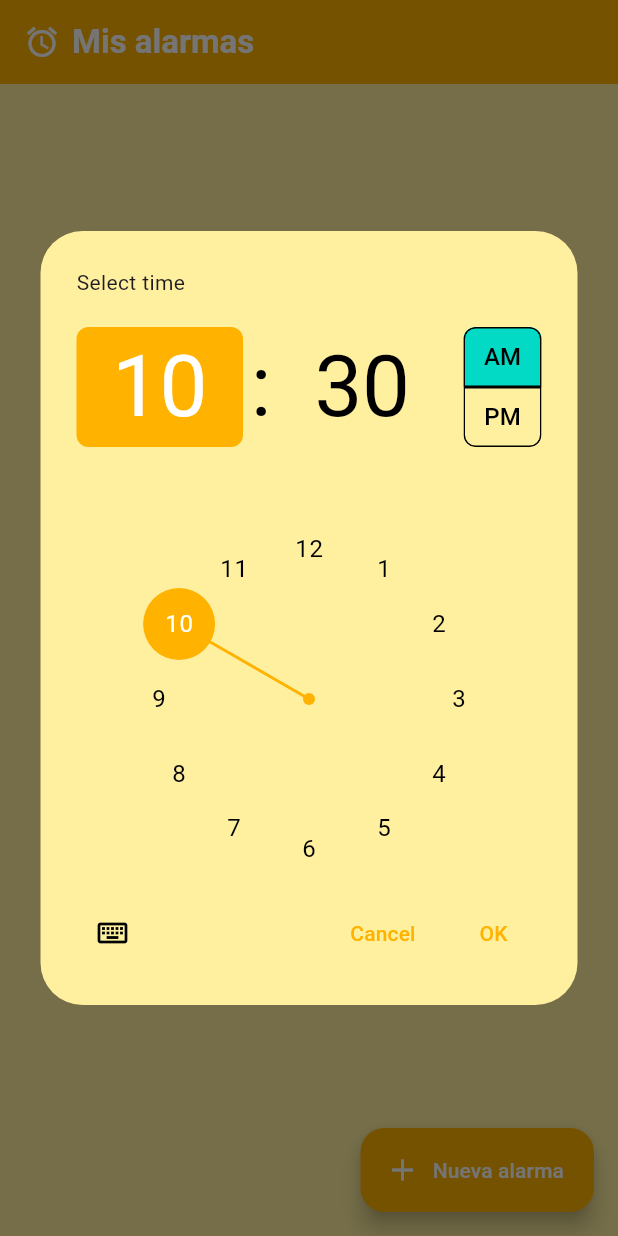
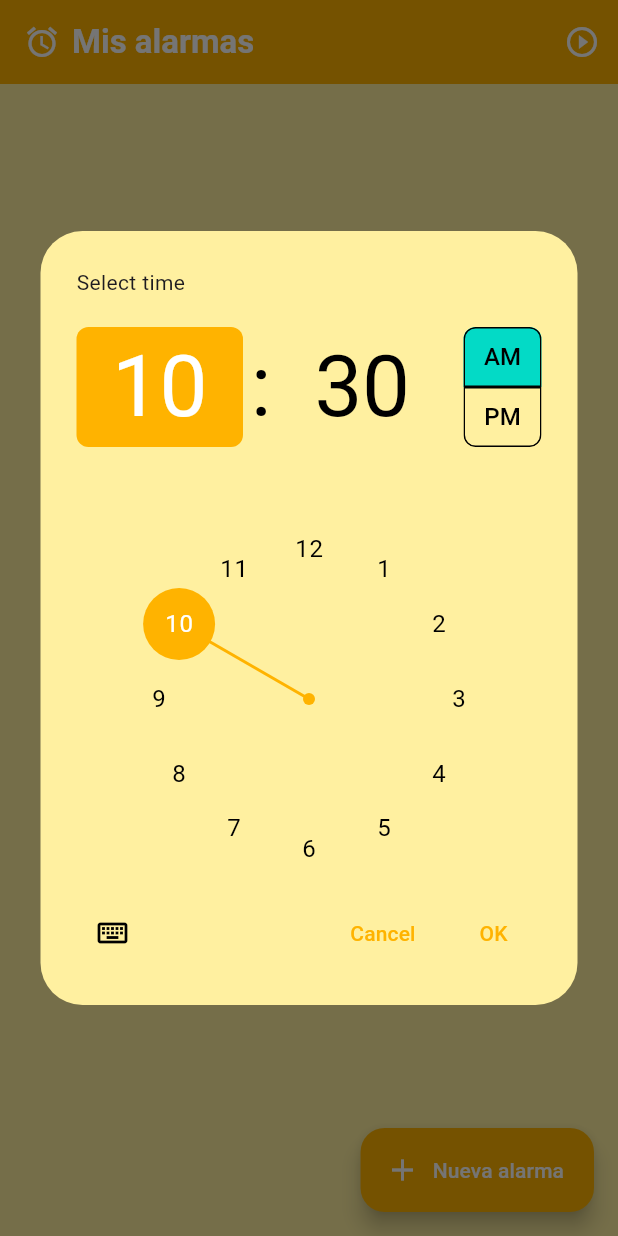
Before and after one commit to Fcktor/alarm_project_app, a Flutter app: the screen it shows after launch, after a tap on "Nueva alarma", on a phone screen of 412 x 824 dp. Run offline on Flutter 3.47's test engine with Material 3 defaults, Android fonts, the phone set to English and light mode, and no system bars; our stand-ins replace flutter_local_notifications, flutter_timezone, image_picker, permission_handler, timezone; missing offline and left inert: google_mlkit_object_detection.

Commit message:
fix: corregir alarmas programadas que no sonaban en segundo plano
- Cambiar AndroidScheduleMode a alarmClock para garantizar disparo incluso en Doze
- Agregar audioAttributesUsage alarm y category alarm para sonar en modo silencioso
- Agregar permisos USE_FULL_SCREEN_INTENT, WAKE_LOCK y REQUEST_IGNORE_BATTERY_OPTIMIZATIONS
- Agregar flutter_timezone para configurar zona horaria local correctamente
- Agregar permission_handler para solicitar exención de optimización de batería
- Mostrar errores de programación en snackbar y tiempo restante hasta la alarma
- Agregar botón de prueba inmediata y banner de permisos faltantes

Co-Authored-By: Claude Sonnet 4.6 <noreply@anthropic.com>

```diff
--- a/lib/screens/home_screen.dart
+++ b/lib/screens/home_screen.dart
@@ -14,8 +14,33 @@ class HomeScreen extends StatefulWidget {
 
 class _HomeScreenState extends State<HomeScreen> {
   final List<TimeOfDay> _alarms = [];
+  bool _notifOk = true;
+  bool _exactOk = true;
+  bool _batteryOk = true;
+
+  @override
+  void initState() {
+    super.initState();
+    _initPermissions();
+  }
+
+  Future<void> _initPermissions() async {
+    final perms = await NotificationService.requestPermissions();
+    if (mounted) {
+      setState(() {
+        _notifOk = perms.notifications;
+        _exactOk = perms.exactAlarms;
+        _batteryOk = perms.battery;
+      });
+    }
+  }
 
   Future<void> _addAlarm() async {
+    if (!_notifOk || !_exactOk || !_batteryOk) {
+      await _initPermissions();
+      return;
+    }
+
     final picked = await showTimePicker(
       context: context,
       initialTime: TimeOfDay.now(),
@@ -32,21 +57,59 @@ class _HomeScreenState extends State<HomeScreen> {
     );
     if (picked == null || !mounted) return;
 
-    final formattedTime = picked.format(context);
-
     final now = DateTime.now();
     var alarmTime =
         DateTime(now.year, now.month, now.day, picked.hour, picked.minute);
     if (alarmTime.isBefore(now)) alarmTime = alarmTime.add(const Duration(days: 1));
 
-    await NotificationService.scheduleAlarm(alarmTime.difference(now));
+    final error = await NotificationService.scheduleAlarm(alarmTime.difference(now));
 
     if (!mounted) return;
-    setState(() => _alarms.add(picked));
+    if (error != null) {
       ScaffoldMessenger.of(context).showSnackBar(
         SnackBar(
-        content: Text('Alarma programada para las $formattedTime'),
+          content: Text('Error al programar alarma: $error'),
+          backgroundColor: Colors.red,
+          duration: const Duration(seconds: 6),
+        ),
+      );
+      return;
+    }
+    setState(() => _alarms.add(picked));
+
+    // Calcula cuántos minutos faltan para confirmar al usuario
+    final diff = alarmTime.difference(now);
+    final mins = diff.inMinutes;
+    final label = mins < 60
+        ? 'en $mins min'
+        : 'en ${diff.inHours}h ${mins % 60}min';
+
+    ScaffoldMessenger.of(context).showSnackBar(
+      SnackBar(
+        content: Text(
+            'Alarma a las ${picked.format(context)} ($label)'),
         backgroundColor: kAlarmGold,
+        duration: const Duration(seconds: 4),
+      ),
+    );
+  }
+
+  Future<void> _testNow() async {
+    if (!_notifOk) {
+      ScaffoldMessenger.of(context).showSnackBar(
+        const SnackBar(
+          content: Text('Permiso de notificaciones no concedido. Actívalo en Ajustes.'),
+          backgroundColor: Colors.red,
+        ),
+      );
+      return;
+    }
+    await NotificationService.showAlarm();
+    if (!mounted) return;
+    ScaffoldMessenger.of(context).showSnackBar(
+      const SnackBar(
+        content: Text('¡Notificación enviada! Revisa el panel de notificaciones.'),
+        backgroundColor: Colors.green,
       ),
     );
   }
@@ -64,26 +127,57 @@ class _HomeScreenState extends State<HomeScreen> {
             SizedBox(width: 8),
             Text(
               'Mis alarmas',
-              style: TextStyle(
-                color: Colors.white,
-                fontWeight: FontWeight.bold,
-              ),
+              style: TextStyle(color: Colors.white, fontWeight: FontWeight.bold),
             ),
           ],
         ),
+        actions: [
+          IconButton(
+            icon: const Icon(Icons.play_circle_outline, color: Colors.white),
+            tooltip: 'Probar ahora',
+            onPressed: _testNow,
           ),
-      body: _alarms.isEmpty
+        ],
+      ),
+      body: Column(
+        children: [
+          if (!_notifOk || !_exactOk || !_batteryOk)
+            _PermissionBanner(
+              notifOk: _notifOk,
+              exactOk: _exactOk,
+              batteryOk: _batteryOk,
+              onTap: _initPermissions,
+            ),
+          Expanded(
+            child: _alarms.isEmpty
                 ? Center(
                     child: Column(
                       mainAxisSize: MainAxisSize.min,
                       children: [
-                  Icon(Icons.alarm_off, size: 80, color: kAlarmGold.withOpacity(0.4)),
+                        Icon(
+                          Icons.alarm_off,
+                          size: 80,
+                          color: kAlarmGold.withValues(alpha: 0.4),
+                        ),
                         const SizedBox(height: 16),
                         Text(
                           'No hay alarmas programadas',
                           style: TextStyle(
                             fontSize: 16,
-                      color: kDark.withOpacity(0.5),
+                            color: kDark.withValues(alpha: 0.5),
+                          ),
+                        ),
+                        const SizedBox(height: 24),
+                        OutlinedButton.icon(
+                          onPressed: _testNow,
+                          icon: const Icon(Icons.notifications_active,
+                              color: kAlarmGold),
+                          label: const Text(
+                            'Probar notificación ahora',
+                            style: TextStyle(color: kAlarmGold),
+                          ),
+                          style: OutlinedButton.styleFrom(
+                            side: const BorderSide(color: kAlarmGold),
                           ),
                         ),
                       ],
@@ -92,7 +186,7 @@ class _HomeScreenState extends State<HomeScreen> {
                 : ListView.separated(
                     padding: const EdgeInsets.all(16),
                     itemCount: _alarms.length,
-              separatorBuilder: (_, __) => const SizedBox(height: 10),
+                    separatorBuilder: (_, _) => const SizedBox(height: 10),
                     itemBuilder: (context, index) {
                       final alarm = _alarms[index];
                       return Container(
@@ -101,15 +195,15 @@ class _HomeScreenState extends State<HomeScreen> {
                           borderRadius: BorderRadius.circular(16),
                           boxShadow: [
                             BoxShadow(
-                        color: kAlarmGold.withOpacity(0.15),
+                              color: kAlarmGold.withValues(alpha: 0.15),
                               blurRadius: 8,
                               offset: const Offset(0, 3),
                             ),
                           ],
                         ),
                         child: ListTile(
-                    contentPadding:
-                        const EdgeInsets.symmetric(horizontal: 20, vertical: 4),
+                          contentPadding: const EdgeInsets.symmetric(
+                              horizontal: 20, vertical: 4),
                           leading: Container(
                             width: 44,
                             height: 44,
@@ -117,7 +211,8 @@ class _HomeScreenState extends State<HomeScreen> {
                               color: kAlarmGold,
                               shape: BoxShape.circle,
                             ),
-                      child: const Icon(Icons.alarm, color: Colors.white, size: 24),
+                            child: const Icon(Icons.alarm,
+                                color: Colors.white, size: 24),
                           ),
                           title: Text(
                             alarm.format(context),
@@ -128,12 +223,17 @@ class _HomeScreenState extends State<HomeScreen> {
                             ),
                           ),
                           trailing: IconButton(
-                      icon: const Icon(Icons.delete_outline, color: Colors.red),
-                      onPressed: () => setState(() => _alarms.removeAt(index)),
+                            icon: const Icon(Icons.delete_outline,
+                                color: Colors.red),
+                            onPressed: () =>
+                                setState(() => _alarms.removeAt(index)),
                           ),
                         ),
                       );
                     },
+                  ),
+          ),
+        ],
       ),
       floatingActionButton: FloatingActionButton.extended(
         onPressed: _addAlarm,
@@ -144,3 +244,55 @@ class _HomeScreenState extends State<HomeScreen> {
     );
   }
 }
+
+class _PermissionBanner extends StatelessWidget {
+  final bool notifOk;
+  final bool exactOk;
+  final bool batteryOk;
+  final VoidCallback onTap;
+
+  const _PermissionBanner({
+    required this.notifOk,
+    required this.exactOk,
+    required this.batteryOk,
+    required this.onTap,
+  });
+
+  @override
+  Widget build(BuildContext context) {
+    final msg = !notifOk
+        ? 'Permiso de notificaciones requerido'
+        : !exactOk
+            ? 'Permiso de alarmas exactas requerido (Ajustes → Alarmas y recordatorios)'
+            : 'Optimización de batería activa — la alarma puede no sonar. Toca para desactivarla.';
+
+    return GestureDetector(
+      onTap: onTap,
+      child: Container(
+        width: double.infinity,
+        color: Colors.red.shade700,
+        padding: const EdgeInsets.symmetric(horizontal: 16, vertical: 10),
+        child: Row(
+          children: [
+            const Icon(Icons.warning_amber_rounded, color: Colors.white, size: 20),
+            const SizedBox(width: 8),
+            Expanded(
+              child: Text(
+                msg,
+                style: const TextStyle(color: Colors.white, fontSize: 13),
+              ),
+            ),
+            const Text(
+              'Conceder',
+              style: TextStyle(
+                color: Colors.white,
+                fontWeight: FontWeight.bold,
+                fontSize: 13,
+              ),
+            ),
+          ],
+        ),
+      ),
+    );
+  }
+}
--- a/lib/services/notification_service.dart
+++ b/lib/services/notification_service.dart
@@ -1,5 +1,7 @@
 import 'package:flutter/foundation.dart';
 import 'package:flutter_local_notifications/flutter_local_notifications.dart';
+import 'package:flutter_timezone/flutter_timezone.dart';
+import 'package:permission_handler/permission_handler.dart';
 import 'package:timezone/timezone.dart' as tz;
 import 'package:timezone/data/latest.dart' as tz_data;
 
@@ -8,16 +10,20 @@ class NotificationService {
   static VoidCallback? _onNotificationTap;
   static int _nextId = 0;
 
+  static AndroidFlutterLocalNotificationsPlugin? get _android =>
+      _notifications.resolvePlatformSpecificImplementation<
+          AndroidFlutterLocalNotificationsPlugin>();
+
   static Future init({VoidCallback? onNotificationTap}) async {
     _onNotificationTap = onNotificationTap;
     tz_data.initializeTimeZones();
 
-    const android = AndroidInitializationSettings('@mipmap/ic_launcher');
-    const linux = LinuxInitializationSettings(defaultActionName: 'Open notification');
+    final timezoneInfo = await FlutterTimezone.getLocalTimezone();
+    tz.setLocalLocation(tz.getLocation(timezoneInfo.identifier));
 
     const settings = InitializationSettings(
-      android: android,
-      linux: linux,
+      android: AndroidInitializationSettings('@mipmap/ic_launcher'),
+      linux: LinuxInitializationSettings(defaultActionName: 'Open'),
     );
 
     await _notifications.initialize(
@@ -28,63 +34,87 @@ class NotificationService {
     );
   }
 
-  static Future showAlarm() async {
-    const androidDetails = AndroidNotificationDetails(
-      'alarm_channel',
-      'Alarm',
+  /// Solicita todos los permisos necesarios. Retorna el estado de cada uno.
+  static Future<({bool notifications, bool exactAlarms, bool battery})>
+      requestPermissions() async {
+    final notifGranted =
+        await _android?.requestNotificationsPermission() ?? true;
+    final exactGranted =
+        await _android?.requestExactAlarmsPermission() ?? true;
+
+    // Pide excluir la app de optimización de batería (crítico para alarmas)
+    final batteryStatus =
+        await Permission.ignoreBatteryOptimizations.request();
+
+    return (
+      notifications: notifGranted,
+      exactAlarms: exactGranted,
+      battery: batteryStatus.isGranted,
+    );
+  }
+
+  static Future<({bool notifications, bool exactAlarms, bool battery})>
+      checkPermissions() async {
+    final notifOk = await _android?.areNotificationsEnabled() ?? true;
+    final exactOk = await _android?.canScheduleExactNotifications() ?? true;
+    final batteryOk = await Permission.ignoreBatteryOptimizations.status;
+
+    return (
+      notifications: notifOk,
+      exactAlarms: exactOk,
+      battery: batteryOk.isGranted,
+    );
+  }
+
+  static AndroidNotificationDetails _alarmDetails() {
+    return const AndroidNotificationDetails(
+      'alarm_channel_v2',
+      'Alarmas',
+      channelDescription: 'Canal para alarmas',
       importance: Importance.max,
-      priority: Priority.high,
+      priority: Priority.max,
       fullScreenIntent: true,
       playSound: true,
       enableVibration: true,
-    );
-
-    const linuxDetails = LinuxNotificationDetails(
-      defaultActionName: 'Open notification',
-    );
-
-    const details = NotificationDetails(
-      android: androidDetails,
-      linux: linuxDetails,
-    );
-
-    await _notifications.show(
-      _nextId++,
-      '⏰ Alarm!',
-      'Wake up and complete your task',
-      details,
+      audioAttributesUsage: AudioAttributesUsage.alarm,
+      category: AndroidNotificationCategory.alarm,
+      visibility: NotificationVisibility.public,
     );
   }
 
-  static Future scheduleAlarm(Duration fromNow) async {
+  static Future showAlarm() async {
+    await _notifications.show(
+      _nextId++,
+      '⏰ ¡Alarma!',
+      'Toca para apagar la alarma',
+      NotificationDetails(
+        android: _alarmDetails(),
+        linux: const LinuxNotificationDetails(defaultActionName: 'Open'),
+      ),
+    );
+  }
+
+  /// Devuelve null si se programó OK, o un mensaje de error si falló.
+  static Future<String?> scheduleAlarm(Duration fromNow) async {
+    try {
       final scheduledTime = tz.TZDateTime.now(tz.local).add(fromNow);
-
-    const androidDetails = AndroidNotificationDetails(
-      'alarm_channel',
-      'Alarm',
-      importance: Importance.max,
-      priority: Priority.high,
-      fullScreenIntent: true,
-      playSound: true,
-      enableVibration: true,
-    );
-    const linuxDetails = LinuxNotificationDetails(
-      defaultActionName: 'Open notification',
-    );
-    const details = NotificationDetails(
-      android: androidDetails,
-      linux: linuxDetails,
-    );
 
       await _notifications.zonedSchedule(
         _nextId++,
-      '⏰ Alarm!',
-      'Wake up and complete your task',
+        '⏰ ¡Alarma!',
+        'Toca para apagar la alarma',
         scheduledTime,
-      details,
-      androidScheduleMode: AndroidScheduleMode.exactAllowWhileIdle,
+        NotificationDetails(
+          android: _alarmDetails(),
+          linux: const LinuxNotificationDetails(defaultActionName: 'Open'),
+        ),
+        androidScheduleMode: AndroidScheduleMode.alarmClock,
         uiLocalNotificationDateInterpretation:
             UILocalNotificationDateInterpretation.absoluteTime,
       );
+      return null;
+    } catch (e) {
+      return e.toString();
     }
   }
+}
--- a/pubspec.yaml
+++ b/pubspec.yaml
@@ -32,6 +32,8 @@ dependencies:
     sdk: flutter
   flutter_local_notifications: ^17.0.0
   timezone: ^0.9.0
+  flutter_timezone: ^5.0.0
+  permission_handler: ^11.3.0
   image_picker: ^1.0.7
   image: ^4.0.17
   google_mlkit_object_detection: ^0.11.0
```
Also changed, not shown: lib/screens/alarm_screen.dart (+5 -5 lines), pubspec.lock, 1 other file. Lines whose indentation alone changed are shown as unchanged.
